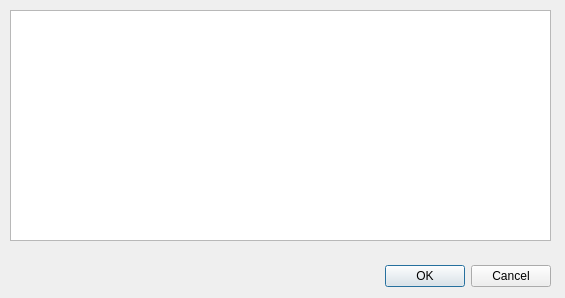
0xd34df00d/leechcraft, file changelogdialog.ui: the form before one commit.
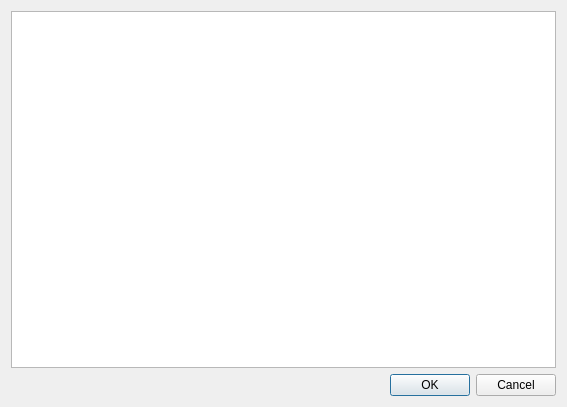
The form after the commit. Icons and pictures are not drawn.

What changed in the file:
```diff
--- a/changelogdialog.ui
+++ b/changelogdialog.ui
@@ -5,8 +5,8 @@
    <rect>
     <x>0</x>
     <y>0</y>
-    <width>565</width>
-    <height>298</height>
+    <width>567</width>
+    <height>407</height>
    </rect>
   </property>
   <property name="windowTitle" >
@@ -15,31 +15,9 @@
   <property name="windowIcon" >
    <iconset resource="resources.qrc" >:/resources/images/mainapp.png</iconset>
   </property>
-  <widget class="QDialogButtonBox" name="buttonBox" >
-   <property name="geometry" >
-    <rect>
-     <x>210</x>
-     <y>260</y>
-     <width>341</width>
-     <height>32</height>
-    </rect>
-   </property>
-   <property name="orientation" >
-    <enum>Qt::Horizontal</enum>
-   </property>
-   <property name="standardButtons" >
-    <set>QDialogButtonBox::Cancel|QDialogButtonBox::NoButton|QDialogButtonBox::Ok</set>
-   </property>
-  </widget>
+  <layout class="QVBoxLayout" >
+   <item>
   <widget class="QTextEdit" name="ChangelogShower_" >
-   <property name="geometry" >
-    <rect>
-     <x>10</x>
-     <y>10</y>
-     <width>541</width>
-     <height>231</height>
-    </rect>
-   </property>
    <property name="autoFormatting" >
     <set>QTextEdit::AutoBulletList</set>
    </property>
@@ -53,6 +31,18 @@
     <set>Qt::NoTextInteraction|Qt::TextSelectableByKeyboard|Qt::TextSelectableByMouse</set>
    </property>
   </widget>
+   </item>
+   <item>
+    <widget class="QDialogButtonBox" name="buttonBox" >
+     <property name="orientation" >
+      <enum>Qt::Horizontal</enum>
+     </property>
+     <property name="standardButtons" >
+      <set>QDialogButtonBox::Cancel|QDialogButtonBox::NoButton|QDialogButtonBox::Ok</set>
+     </property>
+    </widget>
+   </item>
+  </layout>
  </widget>
  <resources>
   <include location="resources.qrc" />
```
Lines whose indentation alone changed are shown as unchanged.
